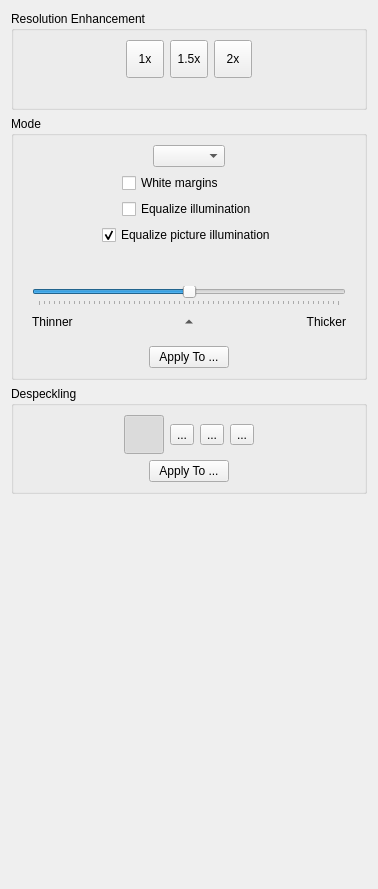
Old version of the form filters/output/ui/OutputOptionsWidget.ui in the repository subjut/scantailor.
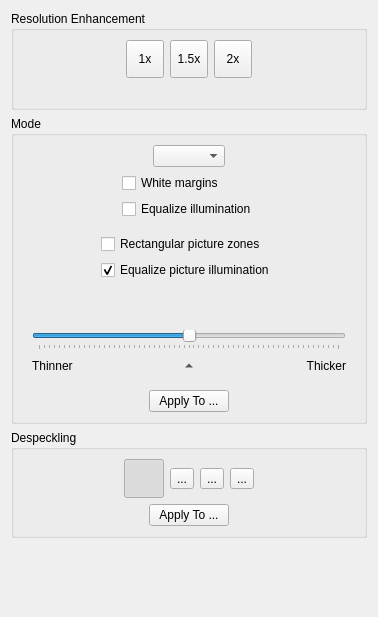
New version of the form. Icons and pictures are not drawn.

What changed in the file:
```diff
--- a/filters/output/ui/OutputOptionsWidget.ui
+++ b/filters/output/ui/OutputOptionsWidget.ui
@@ -7,7 +7,7 @@
     <x>0</x>
     <y>0</y>
     <width>378</width>
-    <height>889</height>
+    <height>617</height>
    </rect>
   </property>
   <property name="windowTitle">
@@ -230,36 +230,37 @@
       <item>
        <widget class="QWidget" name="mixedOptions" native="true">
         <layout class="QHBoxLayout" name="horizontalLayout_4">
-         <property name="spacing">
-          <number>6</number>
-         </property>
-         <property name="leftMargin">
-          <number>0</number>
-         </property>
-         <property name="topMargin">
-          <number>0</number>
-         </property>
-         <property name="rightMargin">
-          <number>0</number>
-         </property>
-         <property name="bottomMargin">
-          <number>0</number>
-         </property>
          <item>
-          <spacer name="horizontalSpacer_5">
+          <spacer name="horizontalSpacer_7">
            <property name="orientation">
             <enum>Qt::Horizontal</enum>
            </property>
            <property name="sizeHint" stdset="0">
             <size>
-             <width>84</width>
-             <height>17</height>
+             <width>83</width>
+             <height>20</height>
             </size>
            </property>
           </spacer>
          </item>
          <item>
           <layout class="QVBoxLayout" name="verticalLayout_7">
+           <item>
+            <widget class="QCheckBox" name="rectangularizePicturesCB">
+             <property name="enabled">
+              <bool>true</bool>
+             </property>
+             <property name="toolTip">
+              <string>Make picture zones rectangular.</string>
+             </property>
+             <property name="statusTip">
+              <string>The picture zones of detected pictures will always be rectangular.</string>
+             </property>
+             <property name="text">
+              <string>Rectangular picture zones</string>
+             </property>
+            </widget>
+           </item>
            <item>
             <widget class="QCheckBox" name="equalizePictureIlluminationCB">
              <property name="toolTip">
@@ -276,14 +277,14 @@
           </layout>
          </item>
          <item>
-          <spacer name="horizontalSpacer_7">
+          <spacer name="horizontalSpacer_5">
            <property name="orientation">
             <enum>Qt::Horizontal</enum>
            </property>
            <property name="sizeHint" stdset="0">
             <size>
-             <width>83</width>
-             <height>20</height>
+             <width>84</width>
+             <height>17</height>
             </size>
            </property>
           </spacer>
```
